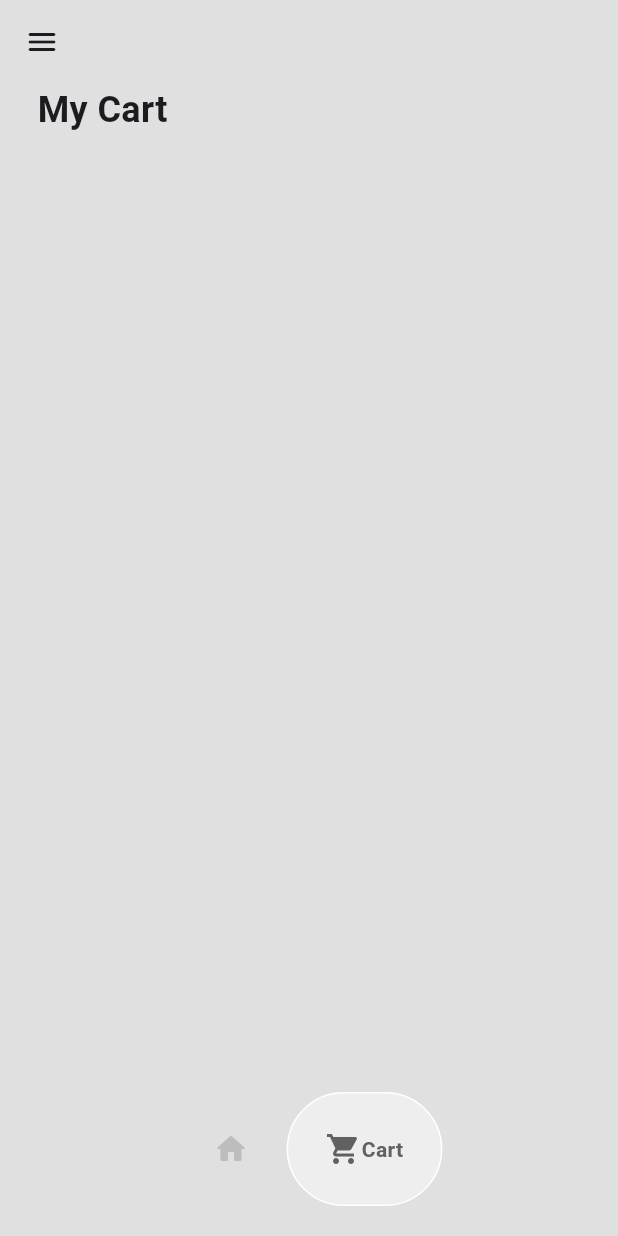
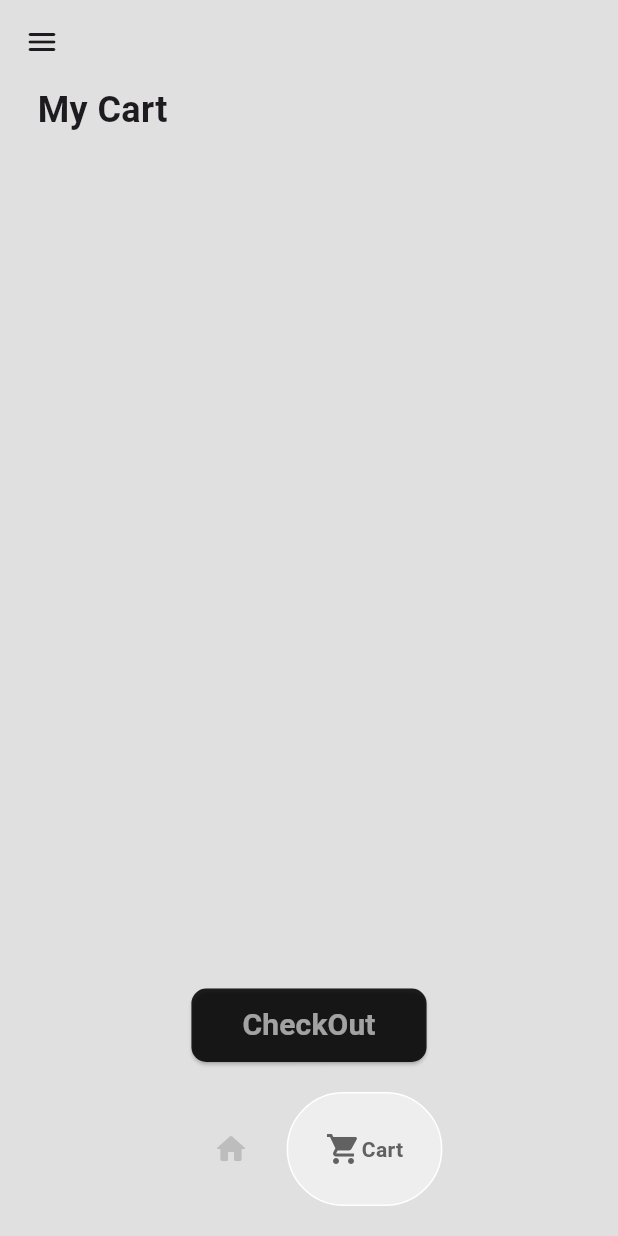
Before and after one commit to vaishnavitnaik/ecommerce_app_flutter, a Flutter app: the HomePage screen opened directly, item 2 of the bottom bar chosen, on a phone screen of 412 x 824 dp. Run offline on Flutter 3.47's test engine with Material 3 defaults, Android fonts, the phone set to English and light mode, and no system bars; drawn by our look-alikes of google_nav_bar.

Commit message:
About us & checkout

```diff
--- a/lib/components/cart_item.dart
+++ b/lib/components/cart_item.dart
@@ -13,6 +13,7 @@ class CartItem extends StatefulWidget {
 
 class _CartItemState extends State<CartItem> {
   void removeItemFromCart() {
+    print("HELP <M!>");
     Provider.of<Cart>(context, listen: false).removeItemFromCart(widget.shoe);
   }
 
--- a/lib/modules/cart.dart
+++ b/lib/modules/cart.dart
@@ -53,5 +53,6 @@ class Cart extends ChangeNotifier {
   // remove items from cart
   void removeItemFromCart(Shoe shoe) {
     userCart.remove(shoe);
+    notifyListeners();
   }
 }
--- a/lib/pages/cart_page.dart
+++ b/lib/pages/cart_page.dart
@@ -1,6 +1,7 @@
 import 'package:ecommerce_app/components/cart_item.dart';
 import 'package:ecommerce_app/modules/cart.dart';
 import 'package:ecommerce_app/modules/shoe.dart';
+import 'package:ecommerce_app/pages/CheckOutPage.dart';
 import 'package:flutter/material.dart';
 import 'package:provider/provider.dart';
 
@@ -29,6 +30,32 @@ class CartPage extends StatelessWidget {
                           return CartItem(shoe: individual);
                         }),
                   ),
+                  Center(
+                      child: ElevatedButton(
+                          style: ButtonStyle(
+                            shape: MaterialStateProperty.all<
+                                    RoundedRectangleBorder>(
+                                RoundedRectangleBorder(
+                                    borderRadius: BorderRadius.circular(10.0))),
+                            backgroundColor: MaterialStateProperty.all<Color>(
+                                Colors.black87),
+                          ),
+                          onPressed: () {
+                            Navigator.push(
+                                context,
+                                MaterialPageRoute(
+                                    builder: (context) => CheckOutPage()));
+                          },
+                          child: Padding(
+                            padding: const EdgeInsets.all(10.0),
+                            child: Text(
+                              "CheckOut",
+                              style: TextStyle(
+                                  color: Colors.white60,
+                                  fontSize: 20,
+                                  fontWeight: FontWeight.bold),
+                            ),
+                          )))
                 ],
               ),
             ));
--- a/lib/pages/home_page.dart
+++ b/lib/pages/home_page.dart
@@ -1,4 +1,5 @@
 import 'package:ecommerce_app/components/my_bottom_navbar.dart';
+import 'package:ecommerce_app/pages/about_page.dart';
 import 'package:ecommerce_app/pages/cart_page.dart';
 import 'package:ecommerce_app/pages/shop_page.dart';
 import 'package:flutter/material.dart';
@@ -60,7 +61,12 @@ class _HomePageState extends State<HomePage> {
                     color: Colors.grey[700],
                   ),
                 ),
-                Padding(
+                GestureDetector(
+                  onTap: () {
+                    Navigator.push(context,
+                        MaterialPageRoute(builder: (context) => HomePage()));
+                  },
+                  child: Padding(
                     padding: const EdgeInsets.only(left: 25.0),
                     child: ListTile(
                       leading: Icon(
@@ -73,7 +79,16 @@ class _HomePageState extends State<HomePage> {
                       ),
                     ),
                   ),
-                Padding(
+                ),
+                GestureDetector(
+                  onTap: () {
+                    Navigator.push(
+                        context,
+                        MaterialPageRoute(
+                          builder: (context) => AboutPage(),
+                        ));
+                  },
+                  child: Padding(
                     padding: const EdgeInsets.only(left: 25.0),
                     child: ListTile(
                       leading: Icon(
@@ -83,6 +98,7 @@ class _HomePageState extends State<HomePage> {
                       title: Text(
                         "About",
                         style: TextStyle(color: Colors.white),
+                      ),
                     ),
                   ),
                 ),
```
Also changed, not shown: lib/components/mydrawer.dart (added, +91 -0 lines), lib/pages/CheckOutPage.dart (added, +23 -0 lines), lib/pages/about_page.dart (added, +68 -0 lines), lib/images/Aboutus.jpeg (added). Lines whose indentation alone changed are shown as unchanged.
